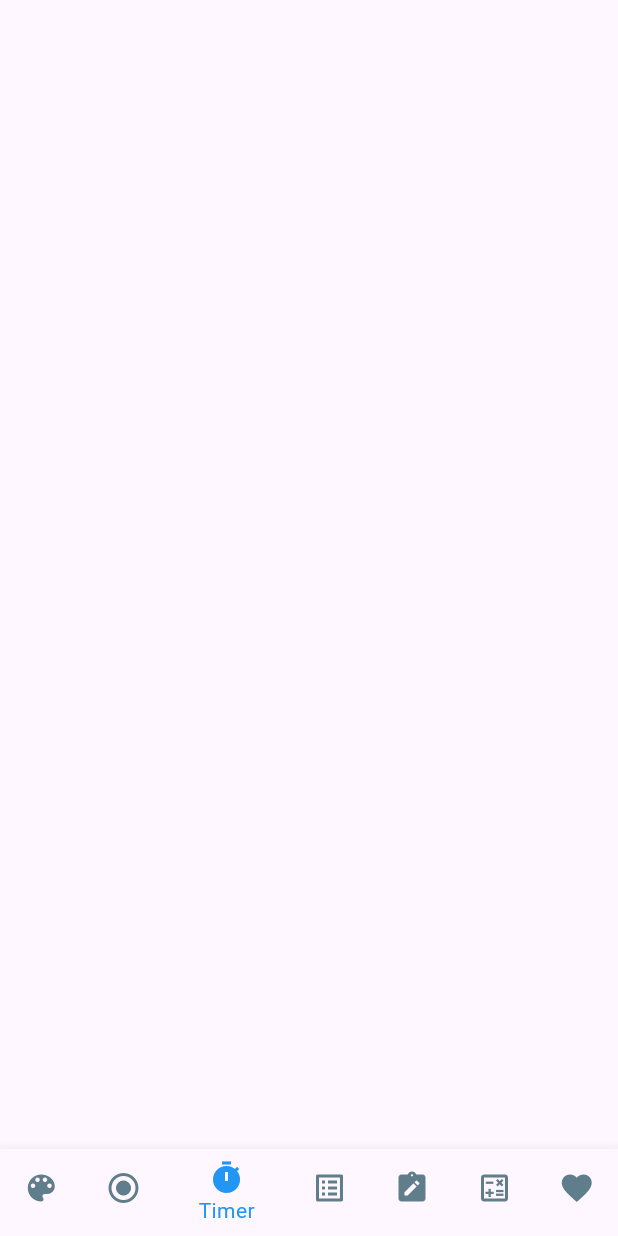
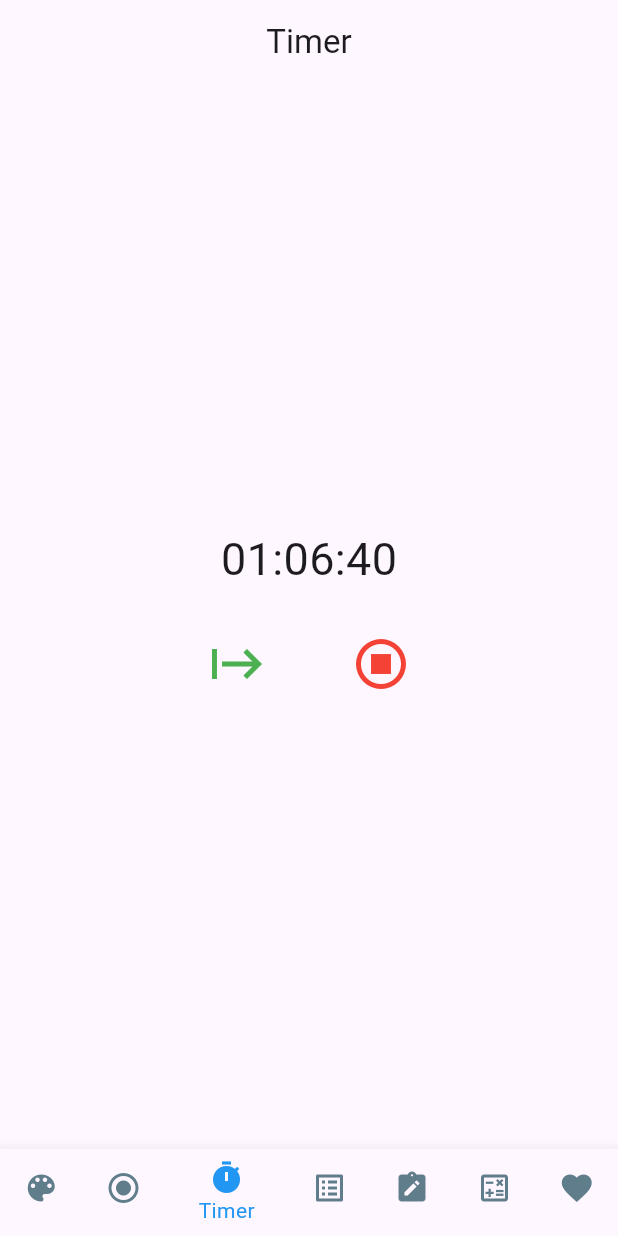
Before and after one commit to ExecutWBXrn/provider-studing, a Flutter app: the screen it shows after launch, item 3 of the bottom bar chosen, on a phone screen of 412 x 824 dp. Run offline on Flutter 3.47's test engine with Material 3 defaults, Android fonts, the phone set to English and light mode, and no system bars.

Commit message:
created Timer page

```diff
--- /dev/null
+++ b/devtools_options.yaml
@@ -0,0 +1,3 @@
+description: This file stores settings for Dart & Flutter DevTools.
+documentation: https://docs.flutter.dev/tools/devtools/extensions#configure-extension-enablement-states
+extensions:
--- a/lib/main.dart
+++ b/lib/main.dart
@@ -2,6 +2,7 @@ import 'package:flutter/material.dart';
 import 'providers/themeVN.dart';
 import 'providers/changeTextColor.dart';
 import 'package:provider/provider.dart';
+import 'providers/timerProvider.dart';
 
 final ValueNotifier<bool> isDarkMode = ValueNotifier<bool>(false);
 
@@ -32,7 +33,11 @@ class MyAppState extends State<MyApp> {
       home: Scaffold(
         body: IndexedStack(
           index: index,
-          children: [ChangeTheme(context), ChangeTextColor(context)],
+          children: [
+            ChangeTheme(context),
+            ChangeTextColor(context),
+            TimerPage(),
+          ],
         ),
         bottomNavigationBar: BottomNavigationBar(
           currentIndex: index,
--- /dev/null
+++ b/lib/providers/timerProvider.dart
@@ -0,0 +1,90 @@
+import 'package:flutter/material.dart';
+import 'dart:async';
+import 'package:provider/provider.dart';
+
+class TimerPage extends StatelessWidget {
+  @override
+  Widget build(BuildContext context) {
+    return Scaffold(
+      appBar: AppBar(title: Text("Timer"), centerTitle: true),
+      body: ChangeNotifierProvider<TimerRunner>(
+        create: (context) => TimerRunner(),
+        child: Center(
+          child: Column(
+            mainAxisAlignment: MainAxisAlignment.center,
+            spacing: 20,
+            children: [
+              TextTimer(),
+              Row(
+                spacing: 40,
+                mainAxisAlignment: MainAxisAlignment.center,
+                children: [StartButton(), StopButton()],
+              ),
+            ],
+          ),
+        ),
+      ),
+    );
+  }
+}
+
+class TextTimer extends StatelessWidget {
+  @override
+  Widget build(BuildContext context) {
+    final pSec = context.watch<TimerRunner>();
+
+    int hour = ((pSec.passedTime / (60 * 60)).floor()) % 24;
+    int minutes = ((pSec.passedTime / 60).floor()) % 60;
+    int second = pSec.passedTime % 60;
+
+    return Text(
+      "${hour < 10 ? "0" : ""}$hour:${minutes < 10 ? "0" : ""}$minutes:${second < 10 ? "0" : ""}$second",
+      style: TextStyle(fontSize: 30),
+    );
+  }
+}
+
+class StartButton extends StatelessWidget {
+  @override
+  Widget build(BuildContext context) {
+    final pSec = context.read<TimerRunner>();
+    return IconButton(
+      onPressed: () {
+        pSec.start();
+      },
+      icon: Icon(Icons.start, size: 40, color: Colors.green),
+    );
+  }
+}
+
+class StopButton extends StatelessWidget {
+  @override
+  Widget build(BuildContext context) {
+    final pSec = context.read<TimerRunner>();
+    return IconButton(
+      onPressed: () {
+        pSec.stop();
+      },
+      icon: Icon(Icons.stop_circle_outlined, size: 40, color: Colors.red),
+    );
+  }
+}
+
+class TimerRunner extends ChangeNotifier {
+  int _passedTime = 4000;
+  Timer? myTimer;
+
+  int get passedTime => _passedTime;
+
+  void start() {
+    myTimer = Timer.periodic(Duration(seconds: 1), (Timer timer) {
+      _passedTime++;
+      notifyListeners();
+    });
+  }
+
+  void stop() {
+    myTimer?.cancel();
+    notifyListeners();
+  }
+}
```
